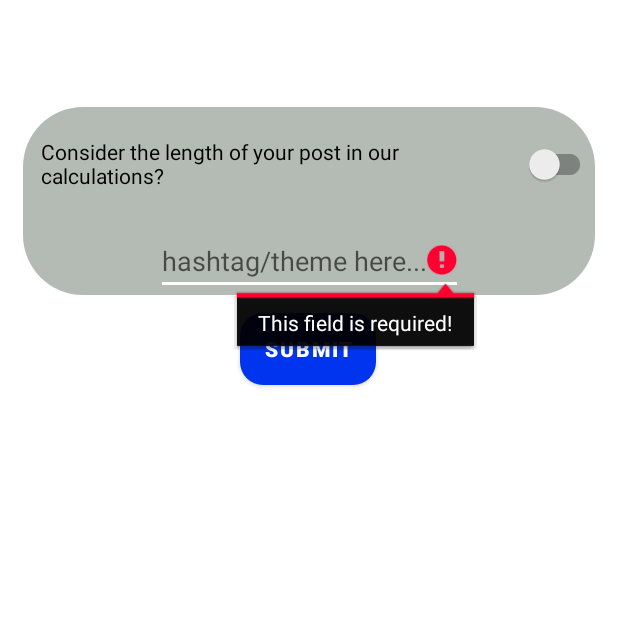
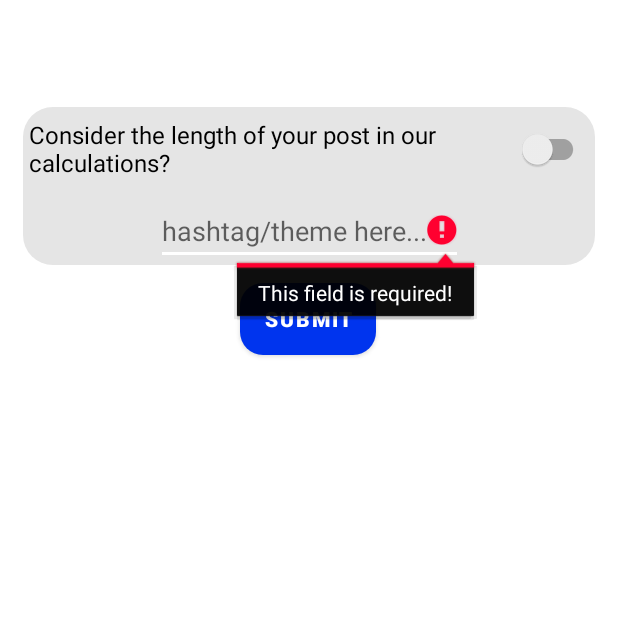
Before and after one commit to AmirjonQodirov/TikSta-android, an Android app: the fragment BlankFragment shown on its own in the app's theme, after a tap on "SUBMIT", on a phone screen of 412 x 824 dp, the top half of it. Run offline under Robolectric (Android 15) with nearby library versions, the phone set to English and light mode, and no system bars.

Commit message:
Made minor changes at activities' look

```diff
--- a/app/src/main/java/com/tiksta/test4/post/BlankFragment.kt
+++ b/app/src/main/java/com/tiksta/test4/post/BlankFragment.kt
@@ -36,9 +36,9 @@ class BlankFragment : Fragment() {
     private var isResultCalculated = false
 
     private fun getActualPost(post: String): String {
-        return if (post_display.isChecked && (post.isNotEmpty() && !post[post.length - 1].isWhitespace())) {
+        return if (post_length.isChecked && post_display.isChecked && (post.isNotEmpty() && !post[post.length - 1].isWhitespace())) {
             "$post\n"
-        } else if (post_display.isChecked && (post.isEmpty() || post[post.length - 1].isWhitespace())) {
+        } else if (post_length.isChecked && post_display.isChecked && (post.isEmpty() || post[post.length - 1].isWhitespace())) {
             post
         } else {
             ""
@@ -57,6 +57,8 @@ class BlankFragment : Fragment() {
             }
         }
 
+        chipGroup.visibility = View.VISIBLE
+        div2.visibility = View.VISIBLE
         copyToClipboard.visibility = View.VISIBLE
         resultWithHashTags.visibility = View.VISIBLE
         resultWithHashTags.text = result
@@ -64,6 +66,7 @@ class BlankFragment : Fragment() {
         if (resultTagsList.isEmpty() && !post_display.isChecked) {
             copyToClipboard.visibility = View.GONE
             resultWithHashTags.visibility = View.GONE
+            div2.visibility = View.GONE
         }
 
         return
@@ -92,10 +95,10 @@ class BlankFragment : Fragment() {
         if (postLength < 0) {
             editTextPost.error = "Incorrect length!"
             return
-        } else if (platform == "instagram_id" && postLength >= 2199) {
+        } else if (platform == "instagram_id" && post_length.isChecked && postLength >= 2199) {
             editTextPost.error = "Your post is too long!"
             return
-        } else if (platform == "tiktok_id" && postLength >= 99) {
+        } else if (platform == "tiktok_id" && post_length.isChecked && postLength >= 99) {
             editTextPost.error = "Your post is too long!"
             return
         }
@@ -203,7 +206,11 @@ class BlankFragment : Fragment() {
             return
         }
 
-        val postFit = PostFit(postLength, data)
+        val postFit = if (post_length.isChecked) {
+            PostFit(postLength, data)
+        } else {
+            PostFit(0, data)
+        }
 
         // Using 'switch' because code will look be more elegant if we add new platforms
         when (platform) {
@@ -251,7 +258,9 @@ class BlankFragment : Fragment() {
         inflater: LayoutInflater, container: ViewGroup?,
         savedInstanceState: Bundle?
     ): View? {
+
         val view = inflater.inflate(R.layout.blank_fragment, container, false)
+        Utils.setPostActivityView(view)
 
         if (!Utils.isTiktokMaxLengthSet() && Utils.getTabPosition() == 0) {
             Utils.setTiktokMaxLengthSet(true)
@@ -268,6 +277,7 @@ class BlankFragment : Fragment() {
         val postLength = view.findViewById<SwitchCompat>(R.id.post_length)
         val postText: EditText = view.findViewById(R.id.editTextPost)
         val postDisplay: SwitchCompat = view.findViewById(R.id.post_display)
+        val submitButton: Button = view.findViewById(R.id.submit_button)
 
         postLength.setOnCheckedChangeListener { _, considerPostLength ->
             if (considerPostLength) {
@@ -277,11 +287,19 @@ class BlankFragment : Fragment() {
                 postText.visibility = View.GONE
                 postDisplay.visibility = View.GONE
             }
+
+            if (isResultCalculated) {
+                submitButton.performClick()
+            }
         }
 
-        val submitButton: Button = view.findViewById(R.id.submit_button)
 
         submitButton.setOnClickListener {
+            resultTagsList.clear()
+            updateResultWithHashTags(
+                resultTagsList,
+                getActualPost(editTextPost.text.toString())
+            )
             generateResultTags(view)
             isResultCalculated = true
         }
@@ -314,15 +332,17 @@ class BlankFragment : Fragment() {
     override fun onActivityCreated(savedInstanceState: Bundle?) {
         super.onActivityCreated(savedInstanceState)
 
+        print("xxxx")
         val inflater: LayoutInflater = LayoutInflater.from(view?.context)
         viewModel = ViewModelProviders.of(this).get(BlankViewModel::class.java)
         if (savedInstanceState != null) {
             val textViewText = savedInstanceState?.getString("RESULT")
             if (textViewText != null) {
-                if(textViewText.isNotEmpty()){
+                if (textViewText.isNotEmpty()) {
                     val nameView = view?.findViewById(R.id.resultWithHashTags) as TextView
                     nameView.text = textViewText
-                    nameView.visibility=View.VISIBLE
+                    nameView.visibility = View.VISIBLE
+                    copyToClipboard.visibility = View.VISIBLE
 
                     var chips = savedInstanceState?.getStringArrayList("CHIPS")
 
@@ -336,7 +356,8 @@ class BlankFragment : Fragment() {
                                 resultTagsList.add(tag)
                             }
 
-                            val chip: Chip = inflater.inflate(R.layout.chip_item, null, false) as Chip
+                            val chip: Chip =
+                                inflater.inflate(R.layout.chip_item, null, false) as Chip
                             chip.text = tag
                             chip.setOnCloseIconClickListener {
                                 chipGroup.removeView(chip)
@@ -352,14 +373,18 @@ class BlankFragment : Fragment() {
                                 chips.remove(tag)
                                 resultTagsList.remove(tag)
 
-                            updateResultWithHashTags(chips, getActualPost(editTextPost.text.toString()))
+                                updateResultWithHashTags(
+                                    chips,
+                                    getActualPost(editTextPost.text.toString())
+                                )
                             }
 
 
                             chipGroup.addView(chip)
                         }
                     }
-                    chipGroup.visibility=View.VISIBLE
+                    chipGroup.visibility = View.VISIBLE
+                    div2.visibility = View.VISIBLE
 
                     //Restore the fragment's state here
                 }
@@ -371,12 +396,12 @@ class BlankFragment : Fragment() {
 
     override fun onSaveInstanceState(outState: Bundle) {
         val nameView = view?.findViewById<TextView>(R.id.resultWithHashTags)?.text.toString()
-        if(nameView.isNotEmpty()){
+        if (nameView.isNotEmpty()) {
             outState.putString("RESULT", nameView)
             println("saved = = =  $nameView")
 
 //            if(resultTagsList.isNotEmpty()){
-                outState.putStringArrayList("CHIPS",resultTagsList)
+            outState.putStringArrayList("CHIPS", resultTagsList)
 //            }
         }
         super.onSaveInstanceState(outState)
--- a/app/src/main/java/com/tiksta/test4/post/PostActivity.kt
+++ b/app/src/main/java/com/tiksta/test4/post/PostActivity.kt
@@ -18,7 +18,7 @@ class PostActivity : BaseActivity() {
     private lateinit var viewPager: ViewPager
     private lateinit var adapter: ViewPagerAdapter
     private lateinit var tabLayout: TabLayout
-//    private lateinit var bViewModel: BlankViewModel
+    private lateinit var bViewModel: BlankViewModel
 
     override val layoutId: Int
         get() = R.layout.activity_post
--- a/app/src/main/java/com/tiksta/test4/post/Utils.java
+++ b/app/src/main/java/com/tiksta/test4/post/Utils.java
@@ -1,8 +1,11 @@
 package com.tiksta.test4.post;
+
+import android.view.View;
 
 public class Utils {
     private static int tabPosition = 0;
     private static boolean tiktokMaxLengthSet = false;
+    private static View postActivityView;
 
     public static int getTabPosition() {
         return tabPosition;
@@ -19,4 +22,12 @@ public class Utils {
     public static void setTiktokMaxLengthSet(boolean tiktokMaxLengthSet) {
         Utils.tiktokMaxLengthSet = tiktokMaxLengthSet;
     }
+
+    public static View getPostActivityView() {
+        return postActivityView;
+    }
+
+    public static void setPostActivityView(View postActivityView) {
+        Utils.postActivityView = postActivityView;
+    }
 }
--- a/app/src/main/java/com/tiksta/test4/post/data/DatabaseHandler.kt
+++ b/app/src/main/java/com/tiksta/test4/post/data/DatabaseHandler.kt
@@ -7,11 +7,11 @@ import android.content.res.XmlResourceParser
 import android.database.sqlite.SQLiteDatabase
 import android.database.sqlite.SQLiteOpenHelper
 import android.os.Build
+import android.widget.ProgressBar
 import androidx.annotation.RequiresApi
 import com.tiksta.test4.R
+import com.tiksta.test4.post.Utils
 import org.xmlpull.v1.XmlPullParser
-import org.xmlpull.v1.XmlPullParserException
-import java.lang.Exception
 
 
 const val DATABASE_NAME = "TikStaDB"
@@ -46,7 +46,8 @@ class DataBaseHandler(private var context: Context) :
 
         // Открываем xml-файл
 
-        // Открываем xml-файл
+        val progressBar = Utils.getPostActivityView().findViewById(R.id.progressBar) as ProgressBar
+        progressBar.visibility = ProgressBar.VISIBLE
         val parser: XmlResourceParser = res.getXml(R.xml.all_tags)
         try {
             // Ищем конец документа
@@ -74,6 +75,7 @@ class DataBaseHandler(private var context: Context) :
             parser.close()
         }
 
+        progressBar.visibility = ProgressBar.INVISIBLE
 //        val inserts: String = "INSERT INTO Tags (name, instagram_id, tiktok_id) VALUES" +
 //                "('love',1, 287)," +
 //                "('instagood',2, 288)," +
--- a/app/src/main/res/drawable/div.xml
+++ b/app/src/main/res/drawable/div.xml
@@ -1,15 +1,11 @@
 <?xml version="1.0" encoding="utf-8"?>
-<shape xmlns:android="http://schemas.android.com/apk/res/android" android:shape="rectangle">
+<shape xmlns:android="http://schemas.android.com/apk/res/android"
+    android:shape="rectangle">
 
 
+    <corners android:radius="20dp" />
 
-    <corners
-        android:radius="40dp" />
-
-    <solid
-        android:color="#B4BAB4" />
-
-
+    <solid android:color="#E5E5E5" />
 
 
 </shape>
--- a/app/src/main/res/layout-v21/activity_post_filling.xml
+++ b/app/src/main/res/layout-v21/activity_post_filling.xml
@@ -5,6 +5,16 @@
     android:layout_width="match_parent"
     android:layout_height="match_parent">
 
+
+    <ProgressBar
+        android:id="@+id/progressBar"
+        android:layout_width="wrap_content"
+        android:layout_height="wrap_content"
+        android:visibility="invisible"
+        app:layout_constraintBottom_toBottomOf="parent"
+        app:layout_constraintEnd_toEndOf="parent"
+        app:layout_constraintStart_toStartOf="parent"
+        app:layout_constraintTop_toTopOf="parent" />
 
     <androidx.constraintlayout.widget.ConstraintLayout
         android:id="@+id/div"
@@ -19,11 +29,11 @@
 
         <androidx.appcompat.widget.SwitchCompat
             android:id="@+id/post_length"
-            android:layout_width="370dp"
-            android:layout_height="68dp"
-            android:layout_marginLeft="24dp"
-            android:layout_marginTop="4dp"
-            android:layout_marginRight="12dp"
+            android:layout_width="match_parent"
+            android:layout_height="wrap_content"
+            android:layout_margin="4dp"
+            android:layout_marginBottom="0dp"
+            android:textSize="16sp"
             android:text="Consider the length of your post in our calculations?"
             android:thumbTint="@color/colorPrimary"
             android:trackTint="@color/colorPrimary"
@@ -34,8 +44,11 @@
 
         <androidx.appcompat.widget.SwitchCompat
             android:id="@+id/post_display"
-            android:layout_width="231dp"
-            android:layout_height="73dp"
+            android:layout_width="match_parent"
+            android:layout_height="wrap_content"
+            android:textSize="16sp"
+            android:layout_margin="4dp"
+            android:layout_marginBottom="0dp"
             android:text="Display post along hashtags?"
             android:thumbTint="@color/colorPrimary"
             android:trackTint="@color/colorPrimary"
@@ -101,6 +114,8 @@
             android:id="@+id/chipGroup"
             android:layout_width="wrap_content"
             android:layout_height="wrap_content"
+            android:layout_marginLeft="4dp"
+            android:layout_marginRight="4dp"
 
             app:layout_constraintBottom_toBottomOf="parent"
             app:layout_constraintTop_toBottomOf="@+id/submit_button"
@@ -113,9 +128,8 @@
 
     <Button
         android:id="@+id/copyToClipboard"
-        android:layout_width="75dp"
-        android:layout_height="40dp"
-        android:layout_marginTop="16dp"
+        android:layout_width="wrap_content"
+        android:layout_height="wrap_content"
         android:text="copy"
         android:visibility="gone"
         app:layout_constraintBottom_toBottomOf="parent"
@@ -129,22 +143,31 @@
         android:id="@+id/div2"
         android:layout_width="match_parent"
         android:layout_height="wrap_content"
-        android:layout_margin="15dp"
+        android:visibility="gone"
+        android:layout_marginLeft="15dp"
+        android:layout_marginTop="10dp"
+        android:layout_marginRight="15dp"
+        android:padding="5dp"
         android:background="@drawable/div"
-        app:layout_constraintTop_toBottomOf="@+id/horizontalScrollView"
-        tools:layout_editor_absoluteX="31dp">
+        app:layout_constraintEnd_toEndOf="parent"
+        app:layout_constraintStart_toStartOf="parent"
+        app:layout_constraintTop_toBottomOf="@+id/horizontalScrollView">
 
         <TextView
             android:id="@+id/resultWithHashTags"
-            android:layout_width="wrap_content"
+            android:layout_width="match_parent"
             android:layout_height="wrap_content"
+            android:padding="2dp"
             android:ems="10"
             android:gravity="start|top"
+            android:textColor="@android:color/black"
             android:visibility="gone"
             app:layout_constraintBottom_toBottomOf="parent"
             app:layout_constraintEnd_toEndOf="parent"
-            app:layout_constraintHorizontal_bias="0.498"
-            app:layout_constraintStart_toStartOf="parent" />
+            app:layout_constraintHorizontal_bias="0.466"
+            app:layout_constraintStart_toStartOf="parent"
+            app:layout_constraintTop_toTopOf="parent"
+            app:layout_constraintVertical_bias="0.488" />
 
 
     </androidx.constraintlayout.widget.ConstraintLayout>
--- a/app/src/main/res/layout-v23/activity_post_filling.xml
+++ b/app/src/main/res/layout-v23/activity_post_filling.xml
@@ -5,6 +5,16 @@
     android:layout_width="match_parent"
     android:layout_height="match_parent">
 
+
+    <ProgressBar
+        android:id="@+id/progressBar"
+        android:layout_width="wrap_content"
+        android:layout_height="wrap_content"
+        android:visibility="invisible"
+        app:layout_constraintBottom_toBottomOf="parent"
+        app:layout_constraintEnd_toEndOf="parent"
+        app:layout_constraintStart_toStartOf="parent"
+        app:layout_constraintTop_toTopOf="parent" />
 
     <androidx.constraintlayout.widget.ConstraintLayout
         android:id="@+id/div"
@@ -19,11 +29,11 @@
 
         <androidx.appcompat.widget.SwitchCompat
             android:id="@+id/post_length"
-            android:layout_width="370dp"
-            android:layout_height="68dp"
-            android:layout_marginLeft="24dp"
-            android:layout_marginTop="4dp"
-            android:layout_marginRight="12dp"
+            android:layout_width="match_parent"
+            android:layout_height="wrap_content"
+            android:layout_margin="4dp"
+            android:layout_marginBottom="0dp"
+            android:textSize="16sp"
             android:text="Consider the length of your post in our calculations?"
             android:thumbTint="@color/colorPrimary"
             android:trackTint="@color/colorPrimary"
@@ -34,8 +44,11 @@
 
         <androidx.appcompat.widget.SwitchCompat
             android:id="@+id/post_display"
-            android:layout_width="231dp"
-            android:layout_height="73dp"
+            android:layout_width="match_parent"
+            android:layout_height="wrap_content"
+            android:textSize="16sp"
+            android:layout_margin="4dp"
+            android:layout_marginBottom="0dp"
             android:text="Display post along hashtags?"
             android:thumbTint="@color/colorPrimary"
             android:trackTint="@color/colorPrimary"
@@ -101,6 +114,8 @@
             android:id="@+id/chipGroup"
             android:layout_width="wrap_content"
             android:layout_height="wrap_content"
+            android:layout_marginLeft="4dp"
+            android:layout_marginRight="4dp"
 
             app:layout_constraintBottom_toBottomOf="parent"
             app:layout_constraintTop_toBottomOf="@+id/submit_button"
@@ -113,9 +128,8 @@
 
     <Button
         android:id="@+id/copyToClipboard"
-        android:layout_width="75dp"
-        android:layout_height="40dp"
-        android:layout_marginTop="16dp"
+        android:layout_width="wrap_content"
+        android:layout_height="wrap_content"
         android:text="copy"
         android:visibility="gone"
         app:layout_constraintBottom_toBottomOf="parent"
@@ -129,22 +143,31 @@
         android:id="@+id/div2"
         android:layout_width="match_parent"
         android:layout_height="wrap_content"
-        android:layout_margin="15dp"
+        android:visibility="gone"
+        android:layout_marginLeft="15dp"
+        android:layout_marginTop="10dp"
+        android:layout_marginRight="15dp"
+        android:padding="5dp"
         android:background="@drawable/div"
-        app:layout_constraintTop_toBottomOf="@+id/horizontalScrollView"
-        tools:layout_editor_absoluteX="31dp">
+        app:layout_constraintEnd_toEndOf="parent"
+        app:layout_constraintStart_toStartOf="parent"
+        app:layout_constraintTop_toBottomOf="@+id/horizontalScrollView">
 
         <TextView
             android:id="@+id/resultWithHashTags"
-            android:layout_width="wrap_content"
+            android:layout_width="match_parent"
             android:layout_height="wrap_content"
+            android:padding="2dp"
             android:ems="10"
             android:gravity="start|top"
+            android:textColor="@android:color/black"
             android:visibility="gone"
             app:layout_constraintBottom_toBottomOf="parent"
             app:layout_constraintEnd_toEndOf="parent"
-            app:layout_constraintHorizontal_bias="0.498"
-            app:layout_constraintStart_toStartOf="parent" />
+            app:layout_constraintHorizontal_bias="0.466"
+            app:layout_constraintStart_toStartOf="parent"
+            app:layout_constraintTop_toTopOf="parent"
+            app:layout_constraintVertical_bias="0.488" />
 
 
     </androidx.constraintlayout.widget.ConstraintLayout>
--- a/app/src/main/res/layout/activity_post_filling.xml
+++ b/app/src/main/res/layout/activity_post_filling.xml
@@ -5,6 +5,16 @@
     android:layout_width="match_parent"
     android:layout_height="match_parent">
 
+
+    <ProgressBar
+        android:id="@+id/progressBar"
+        android:layout_width="wrap_content"
+        android:layout_height="wrap_content"
+        android:visibility="invisible"
+        app:layout_constraintBottom_toBottomOf="parent"
+        app:layout_constraintEnd_toEndOf="parent"
+        app:layout_constraintStart_toStartOf="parent"
+        app:layout_constraintTop_toTopOf="parent" />
 
     <androidx.constraintlayout.widget.ConstraintLayout
         android:id="@+id/div"
@@ -19,11 +29,11 @@
 
         <androidx.appcompat.widget.SwitchCompat
             android:id="@+id/post_length"
-            android:layout_width="370dp"
-            android:layout_height="68dp"
-            android:layout_marginLeft="24dp"
-            android:layout_marginTop="4dp"
-            android:layout_marginRight="12dp"
+            android:layout_width="match_parent"
+            android:layout_height="wrap_content"
+            android:layout_margin="4dp"
+            android:layout_marginBottom="0dp"
+            android:textSize="16sp"
             android:text="Consider the length of your post in our calculations?"
             android:thumbTint="@color/colorPrimary"
             android:trackTint="@color/colorPrimary"
@@ -34,8 +44,11 @@
 
         <androidx.appcompat.widget.SwitchCompat
             android:id="@+id/post_display"
-            android:layout_width="231dp"
-            android:layout_height="73dp"
+            android:layout_width="match_parent"
+            android:layout_height="wrap_content"
+            android:textSize="16sp"
+            android:layout_margin="4dp"
+            android:layout_marginBottom="0dp"
             android:text="Display post along hashtags?"
             android:thumbTint="@color/colorPrimary"
             android:trackTint="@color/colorPrimary"
@@ -101,6 +114,8 @@
             android:id="@+id/chipGroup"
             android:layout_width="wrap_content"
             android:layout_height="wrap_content"
+            android:layout_marginLeft="4dp"
+            android:layout_marginRight="4dp"
 
             app:layout_constraintBottom_toBottomOf="parent"
             app:layout_constraintTop_toBottomOf="@+id/submit_button"
@@ -113,9 +128,8 @@
 
     <Button
         android:id="@+id/copyToClipboard"
-        android:layout_width="75dp"
-        android:layout_height="40dp"
-        android:layout_marginTop="16dp"
+        android:layout_width="wrap_content"
+        android:layout_height="wrap_content"
         android:text="copy"
         android:visibility="gone"
         app:layout_constraintBottom_toBottomOf="parent"
@@ -129,22 +143,31 @@
         android:id="@+id/div2"
         android:layout_width="match_parent"
         android:layout_height="wrap_content"
-        android:layout_margin="15dp"
+        android:visibility="gone"
+        android:layout_marginLeft="15dp"
+        android:layout_marginTop="10dp"
+        android:layout_marginRight="15dp"
+        android:padding="5dp"
         android:background="@drawable/div"
-        app:layout_constraintTop_toBottomOf="@+id/horizontalScrollView"
-        tools:layout_editor_absoluteX="31dp">
+        app:layout_constraintEnd_toEndOf="parent"
+        app:layout_constraintStart_toStartOf="parent"
+        app:layout_constraintTop_toBottomOf="@+id/horizontalScrollView">
 
         <TextView
             android:id="@+id/resultWithHashTags"
-            android:layout_width="wrap_content"
+            android:layout_width="match_parent"
             android:layout_height="wrap_content"
+            android:padding="2dp"
             android:ems="10"
             android:gravity="start|top"
+            android:textColor="@android:color/black"
             android:visibility="gone"
             app:layout_constraintBottom_toBottomOf="parent"
             app:layout_constraintEnd_toEndOf="parent"
-            app:layout_constraintHorizontal_bias="0.498"
-            app:layout_constraintStart_toStartOf="parent" />
+            app:layout_constraintHorizontal_bias="0.466"
+            app:layout_constraintStart_toStartOf="parent"
+            app:layout_constraintTop_toTopOf="parent"
+            app:layout_constraintVertical_bias="0.488" />
 
 
     </androidx.constraintlayout.widget.ConstraintLayout>
```
